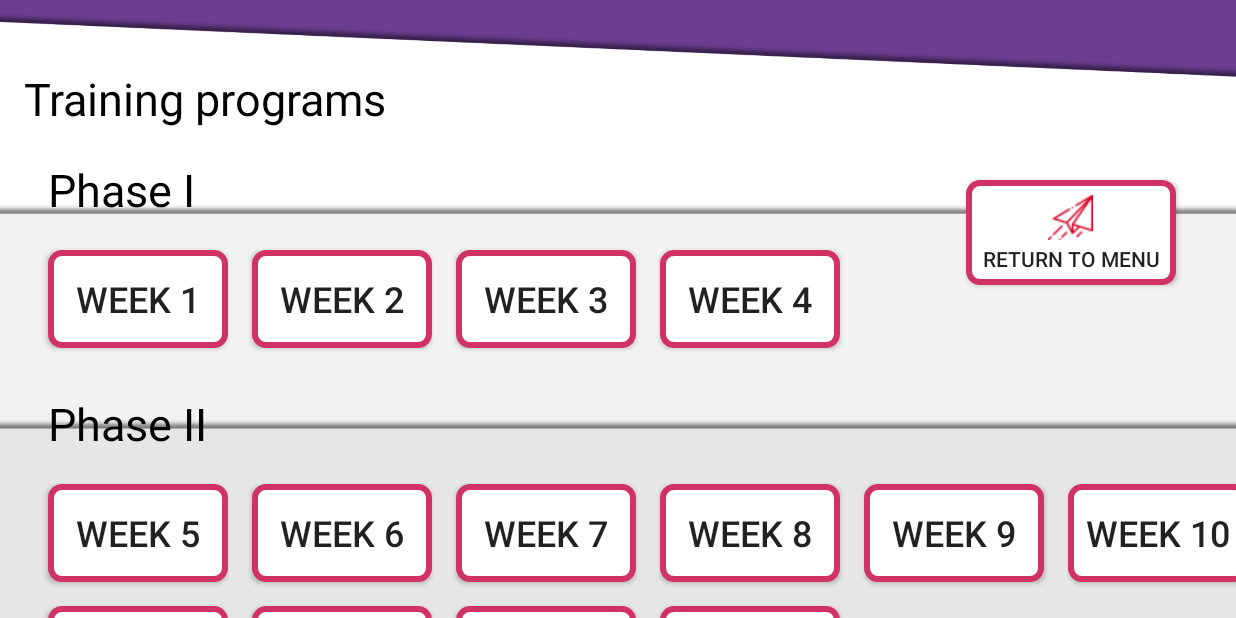
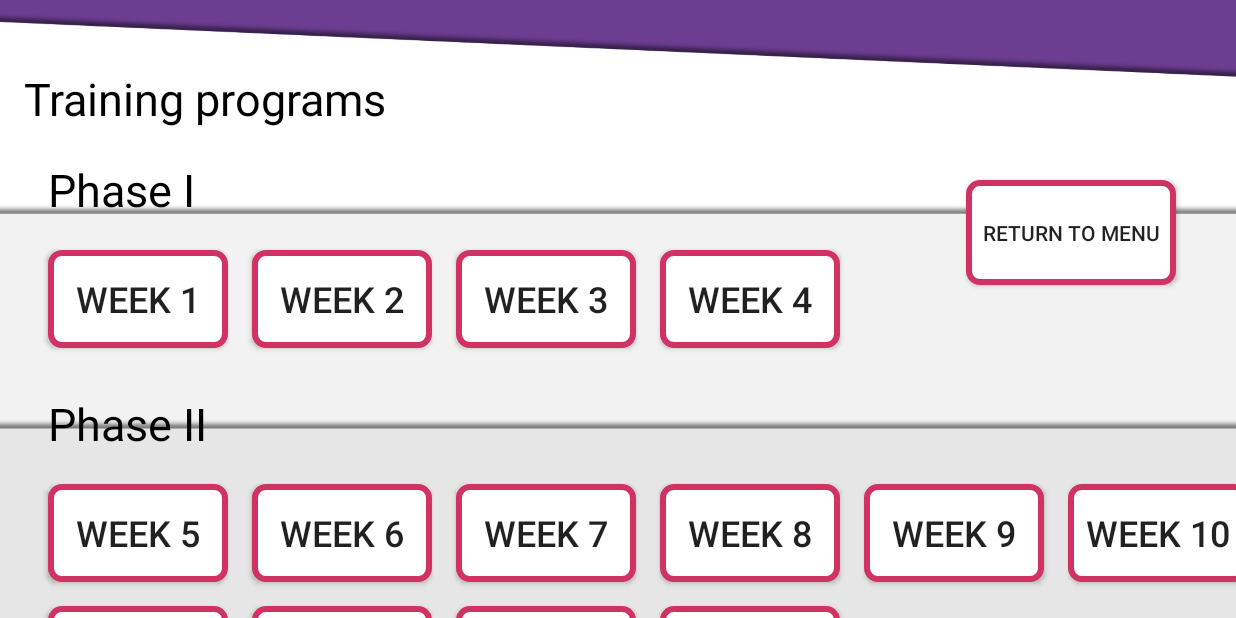
Before and after one commit to TheklaTr/sabaproject, an Android app: the ProgramSelectionScreen screen opened directly, with no data from a screen before it, on a phone screen of 824 x 412 dp (held sideways). Run offline under Robolectric (Android 15) with nearby library versions, the phone set to English and light mode, and no system bars.

Commit message:
Stuff related to translations

```diff
--- a/app/src/main/java/com/sabateam/saba/FAQScreen.java
+++ b/app/src/main/java/com/sabateam/saba/FAQScreen.java
@@ -54,7 +54,7 @@ public class FAQScreen extends AppCompatActivity {
         super.onCreate(savedInstanceState);
         setContentView(R.layout.activity_faqscreen);
 
-        faq1a = (CardView)findViewById(R.id.faq1card);
+        faq1a = (CardView)findViewById(R.id.faq1cardtest);
         faq2a = (CardView)findViewById(R.id.faq2card);
         faq3a = (CardView)findViewById(R.id.faq3card);
         faq4a = (CardView)findViewById(R.id.faq4card);
--- a/app/src/main/res/layout/activity_faqscreen.xml
+++ b/app/src/main/res/layout/activity_faqscreen.xml
@@ -87,7 +87,7 @@
             </android.support.constraint.ConstraintLayout>
 
             <android.support.v7.widget.CardView
-                android:id="@+id/faq1card"
+                android:id="@+id/faq1cardtest"
                 android:layout_width="match_parent"
                 android:layout_height="match_parent">
 
--- a/app/src/main/res/layout/activity_program_selection_screen.xml
+++ b/app/src/main/res/layout/activity_program_selection_screen.xml
@@ -15,8 +15,7 @@
         android:layout_marginEnd="40dp"
         android:layout_marginRight="40dp"
         android:background="@drawable/buttonshape"
-        android:drawableTop="@drawable/paperplane"
-        android:drawablePadding="-5dp"
+        android:padding="10dp"
         android:onClick="BackButton"
         android:paddingTop="10sp"
         android:text="@string/returntomenu"
```
Also changed, not shown: 1 other file.
